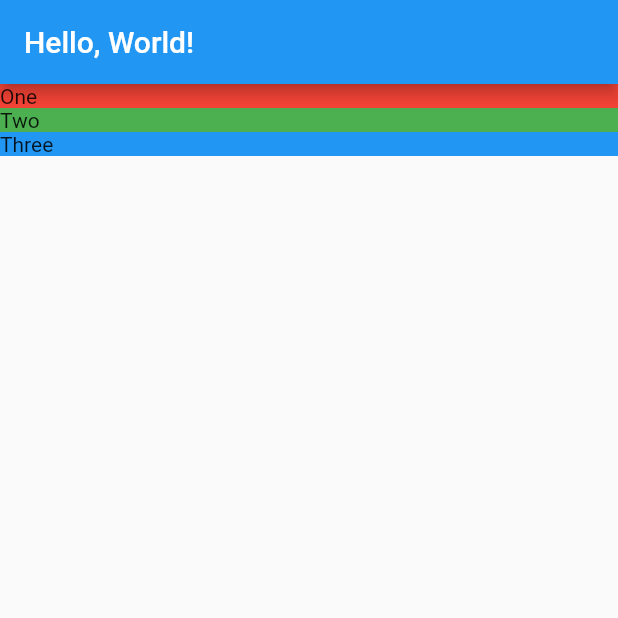
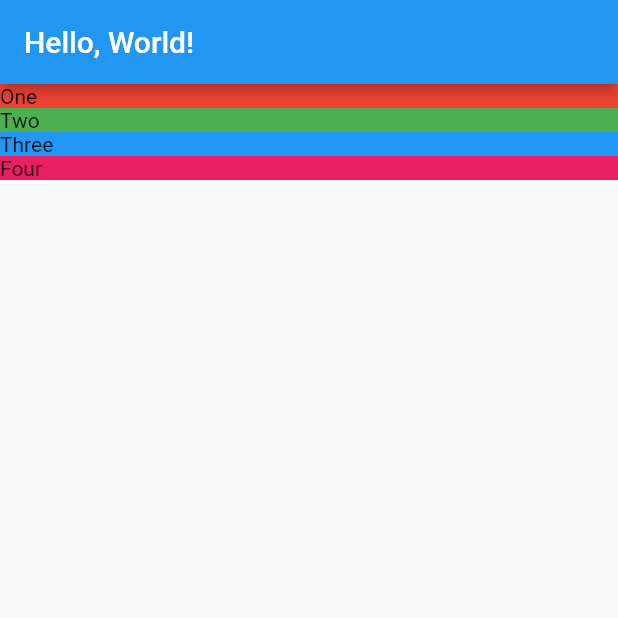
Before and after one commit to raditya1710/flutter_test_drive, a Flutter app: the screen it shows after launch, on a phone screen of 412 x 824 dp, the top half of it. Run offline on Flutter 3.47's test engine with Material 2 defaults, Android fonts, the phone set to English and light mode, and no system bars.

Commit message:
lesson 3: creating your own stateless widget

```diff
--- /dev/null
+++ b/lib/location_detail.dart
@@ -0,0 +1,30 @@
+import 'package:flutter/material.dart';
+
+class LocationDetail extends StatelessWidget {
+  @override
+  Widget build(BuildContext context) {
+    return Scaffold(
+      appBar: AppBar(
+        title: Text("Hello, World!"),
+      ),
+      body: Column(
+        mainAxisAlignment: MainAxisAlignment.start,
+        crossAxisAlignment: CrossAxisAlignment.stretch,
+        children: [
+          _section("One", Colors.red),
+          _section("Two", Colors.green),
+          _section("Three", Colors.blue),
+          _section("Four", Colors.pink),
+        ],
+      ),
+    );
+  }
+
+  Widget _section(String title, Color color) {
+    return Container(
+        decoration: BoxDecoration(
+          color: color,
+        ),
+        child: Text(title));
+  }
+}
```
Also changed, not shown: lib/main.dart (+2 -28 lines).
